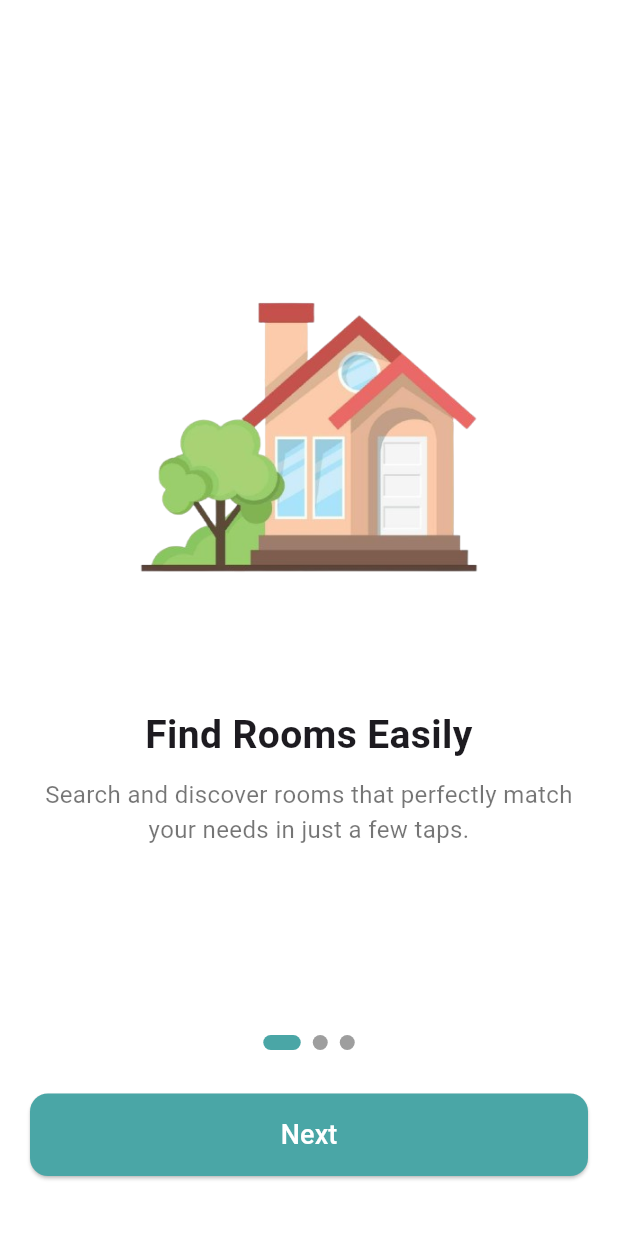
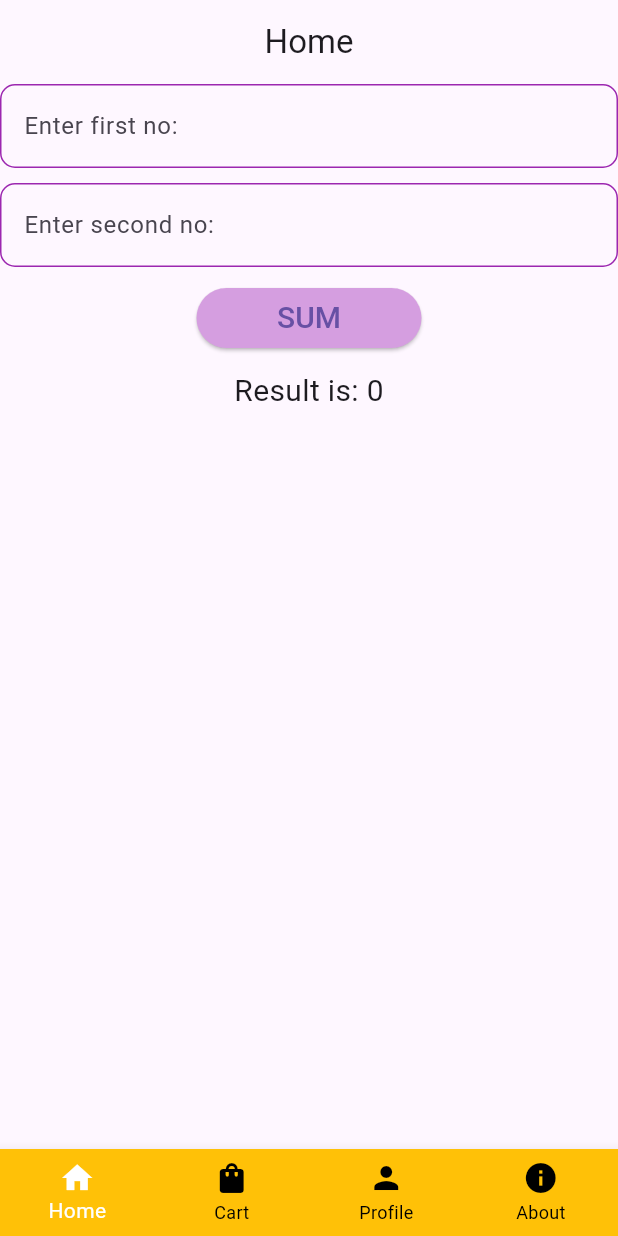
Before and after one commit to manasvistha/rentora, a Flutter app: the screen it shows after launch, on a phone screen of 412 x 824 dp. Run offline on Flutter 3.47's test engine with Material 3 defaults, Android fonts, the phone set to English and light mode, and no system bars.

Commit message:
sprint2 created

```diff
--- a/lib/app.dart
+++ b/lib/app.dart
@@ -4,7 +4,6 @@ import 'package:rentora/screens/landing_screen.dart';
 import 'package:rentora/screens/login_screen.dart';
 import 'package:rentora/screens/forgot_screen.dart';
 import 'package:rentora/screens/signup_screen.dart';
-import 'package:rentora/screens/dashboard_screen.dart';
 import 'package:rentora/screens/onboardingScreen.dart';
 import 'package:rentora/screens/bottomnavigation_screen.dart';
 
@@ -14,16 +13,19 @@ class App extends StatelessWidget {
   @override
   Widget build(BuildContext context) {
     return MaterialApp(
-      initialRoute: '/splash',
+      initialRoute: '/bottomnavigation',
       routes: {
         '/splash': (context) => const SplashScreen(),
         '/landing': (context) => const LandingScreen(),
         '/login': (context) => const LoginScreen(),
         '/forgot': (context) => const ForgotScreen(),
         '/signup': (context) => const SignupScreen(),
-        '/dashboard': (context) => const DashboardScreen(),
         '/onboarding': (context) => const OnboardingScreen(),
         '/bottomnavigation': (context) => const BottomnavigationScreen(),
+        '/home': (context) => const BottomnavigationScreen(),
+        '/profile': (context) => const BottomnavigationScreen(),
+        '/about': (context) => const BottomnavigationScreen(),
+        '/cart': (context) => const BottomnavigationScreen(),
       },
     );
   }
--- a/lib/models/onboarding_model.dart
+++ b/lib/models/onboarding_model.dart
@@ -1,5 +1,3 @@
-import 'package:flutter/material.dart';
-
 class OnboardingModel {
   final String title;
   final String description;
--- a/lib/screens/bottomnavigation_screen.dart
+++ b/lib/screens/bottomnavigation_screen.dart
@@ -1,10 +1,58 @@
 import 'package:flutter/material.dart';
+import 'package:rentora/screens/about_screen.dart';
+import 'package:rentora/screens/cart_screen.dart';
+import 'package:rentora/screens/home_screen.dart';
+import 'package:rentora/screens/profile_screen.dart';
 
-class BottomnavigationScreen extends StatelessWidget {
+class BottomnavigationScreen extends StatefulWidget {
   const BottomnavigationScreen({super.key});
 
   @override
+  State<BottomnavigationScreen> createState() => _BottomnavigationScreenState();
+}
+
+class _BottomnavigationScreenState extends State<BottomnavigationScreen> {
+  int _selectedIndex = 0;
+
+  final List<Widget> _screens = const [
+    HomeScreen(),
+    CartScreen(),
+    ProfileScreen(),
+    AboutScreen(),
+  ];
+
+  final List<String> _titles = ['Home', 'Cart', 'Profile', 'About'];
+
+  @override
   Widget build(BuildContext context) {
-    return Scaffold();
+    return Scaffold(
+      appBar: AppBar(
+        title: Text(_titles[_selectedIndex]),
+        centerTitle: true,
+        automaticallyImplyLeading: false,
+      ),
+      body: _screens[_selectedIndex],
+      bottomNavigationBar: BottomNavigationBar(
+        type: BottomNavigationBarType.fixed,
+        backgroundColor: Colors.amber,
+        selectedItemColor: Colors.white,
+        unselectedItemColor: Colors.black,
+        currentIndex: _selectedIndex,
+        onTap: (index) {
+          setState(() {
+            _selectedIndex = index;
+          });
+        },
+        items: const [
+          BottomNavigationBarItem(icon: Icon(Icons.home), label: 'Home'),
+          BottomNavigationBarItem(
+            icon: Icon(Icons.shopping_bag),
+            label: 'Cart',
+          ),
+          BottomNavigationBarItem(icon: Icon(Icons.person), label: 'Profile'),
+          BottomNavigationBarItem(icon: Icon(Icons.info), label: 'About'),
+        ],
+      ),
+    );
   }
 }
--- /dev/null
+++ b/lib/screens/home_screen.dart
@@ -0,0 +1,100 @@
+import 'package:flutter/material.dart';
+
+class HomeScreen extends StatefulWidget {
+  const HomeScreen({super.key});
+
+  @override
+  State<HomeScreen> createState() => _HomeScreenState();
+}
+
+class _HomeScreenState extends State<HomeScreen> {
+  final TextEditingController firstController = TextEditingController();
+
+  final TextEditingController secondController = TextEditingController();
+  int result = 0;
+  final GlobalKey<FormState> _formkey = GlobalKey<FormState>();
+  @override
+  Widget build(BuildContext context) {
+    return SizedBox.expand(
+      child: Center(
+        child: Column(
+          children: [
+            TextFormField(
+              keyboardType: TextInputType.number,
+              controller: firstController,
+              decoration: InputDecoration(
+                labelText: "Enter first no:",
+                hintText: "e.g 2",
+                border: OutlineInputBorder(
+                  borderRadius: BorderRadius.all(Radius.circular(10.0)),
+                ),
+                enabledBorder: OutlineInputBorder(
+                  borderRadius: BorderRadius.all(Radius.circular(10.0)),
+                  borderSide: BorderSide(color: Colors.purple),
+                ),
+                focusedBorder: OutlineInputBorder(
+                  borderRadius: BorderRadius.all(Radius.circular(10.0)),
+                  borderSide: BorderSide(color: Colors.red),
+                ),
+              ),
+              validator: (value) {
+                if (value == null || value.isEmpty) {
+                  return "Please enter first number.";
+                }
+                return null;
+              },
+            ),
+            SizedBox(height: 10),
+            TextFormField(
+              keyboardType: TextInputType.number,
+              controller: secondController,
+              decoration: InputDecoration(
+                labelText: "Enter second no:",
+                hintText: "e.g",
+                border: OutlineInputBorder(
+                  borderRadius: BorderRadius.all(Radius.circular(10.0)),
+                ),
+                enabledBorder: OutlineInputBorder(
+                  borderRadius: BorderRadius.all(Radius.circular(10.0)),
+                  borderSide: BorderSide(color: Colors.purple),
+                ),
+                focusedBorder: OutlineInputBorder(
+                  borderRadius: BorderRadius.all(Radius.circular(10.0)),
+                  borderSide: BorderSide(color: Colors.red),
+                ),
+              ),
+              validator: (value) {
+                if (value == null || value.isEmpty) {
+                  return "Please enter first number.";
+                }
+                return null;
+              },
+            ),
+            SizedBox(height: 10),
+            //button
+            SizedBox(
+              width: 150,
+              child: ElevatedButton(
+                onPressed: () {
+                  if (_formkey.currentState!.validate()) {
+                    int firstNo = int.parse(firstController.text);
+                    int secondNo = int.parse(secondController.text);
+                    setState(() {
+                      result = firstNo + secondNo;
+                    });
+                  }
+                },
+                style: ElevatedButton.styleFrom(
+                  backgroundColor: const Color.fromRGBO(213, 158, 224, 1),
+                ),
+                child: Text("SUM", style: TextStyle(fontSize: 20)),
+              ),
+            ),
+            SizedBox(height: 10),
+            Text("Result is: $result", style: TextStyle(fontSize: 20)),
+          ],
+        ),
+      ),
+    );
+  }
+}
--- a/lib/screens/signup_screen.dart
+++ b/lib/screens/signup_screen.dart
@@ -111,8 +111,9 @@ class _SignupScreenState extends State<SignupScreen> {
                 ),
                 validator: (value) {
                   if (value == null || value.isEmpty) return "Enter password";
-                  if (value.length < 6)
+                  if (value.length < 6) {
                     return "Password must be at least 6 characters";
+                  }
                   return null;
                 },
               ),
@@ -151,8 +152,9 @@ class _SignupScreenState extends State<SignupScreen> {
                 ),
                 validator: (value) {
                   if (value == null || value.isEmpty) return "Confirm password";
-                  if (value != _passController.text)
+                  if (value != _passController.text) {
                     return "Passwords do not match";
+                  }
                   return null;
                 },
               ),
```
Also changed, not shown: lib/screens/about_screen.dart (added, +10 -0 lines), lib/screens/cart_screen.dart (added, +135 -0 lines), lib/screens/dashboard_screen.dart (deleted, +0 -31 lines), lib/screens/login_screen.dart (+4 -5 lines), lib/screens/profile_screen.dart (added, +10 -0 lines), 1 other file.
